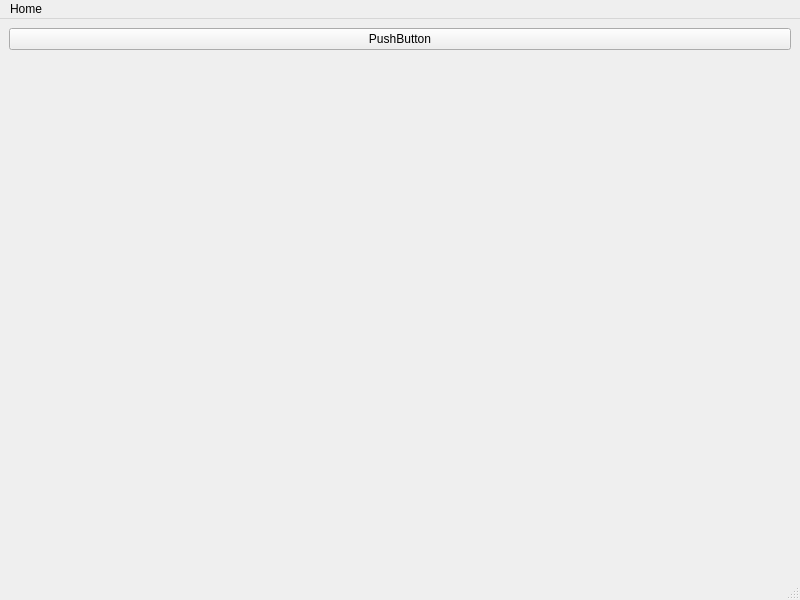
Above: frontend/RWStation/mainwindow.ui from ruslanonly/qt-railway-system before the change. Below: the same form after it.
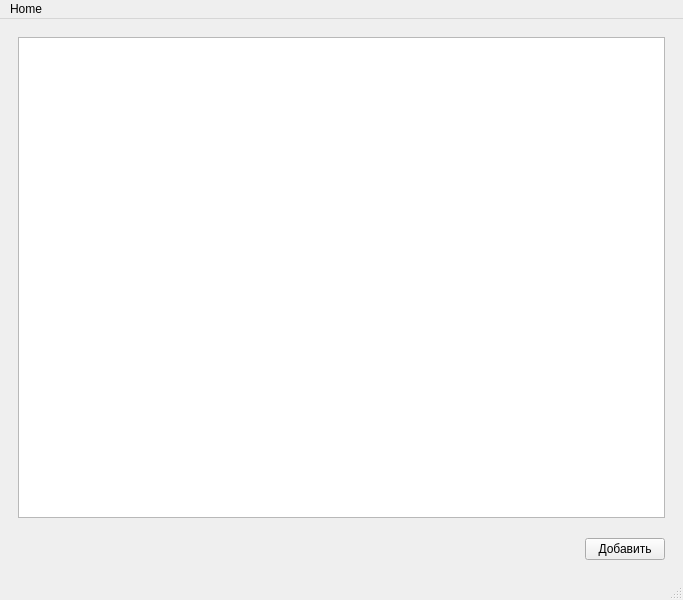
That is the form after the change.

Commit message: Change main window.

```diff
--- a/frontend/RWStation/mainwindow.ui
+++ b/frontend/RWStation/mainwindow.ui
@@ -6,7 +6,7 @@
    <rect>
     <x>0</x>
     <y>0</y>
-    <width>800</width>
+    <width>683</width>
     <height>600</height>
    </rect>
   </property>
@@ -14,28 +14,54 @@
    <string>MainWindow</string>
   </property>
   <widget class="QWidget" name="centralwidget">
-   <layout class="QVBoxLayout" name="verticalLayout">
-    <item>
      <layout class="QHBoxLayout" name="horizontalLayout">
-      <property name="sizeConstraint">
-       <enum>QLayout::SetMinimumSize</enum>
-      </property>
+    <item>
+     <widget class="QStackedWidget" name="stackedWidget">
+      <widget class="QWidget" name="HomePage">
+       <property name="sizePolicy">
+        <sizepolicy hsizetype="Expanding" vsizetype="Expanding">
+         <horstretch>0</horstretch>
+         <verstretch>0</verstretch>
+        </sizepolicy>
+       </property>
+       <layout class="QHBoxLayout" name="horizontalLayout_2">
       <item>
-       <widget class="QPushButton" name="pushButton_2">
+         <layout class="QVBoxLayout" name="verticalLayout" stretch="1,0">
+          <property name="spacing">
+           <number>20</number>
+          </property>
+          <item>
+           <widget class="QTableView" name="tableView"/>
+          </item>
+          <item>
+           <layout class="QHBoxLayout" name="horizontalLayout_8">
+            <item>
+             <spacer name="horizontalSpacer">
+              <property name="orientation">
+               <enum>Qt::Horizontal</enum>
+              </property>
+              <property name="sizeHint" stdset="0">
+               <size>
+                <width>40</width>
+                <height>20</height>
+               </size>
+              </property>
+             </spacer>
+            </item>
+            <item>
+             <widget class="QPushButton" name="pushButton_4">
         <property name="text">
-         <string>PushButton</string>
+               <string>Добавить</string>
         </property>
        </widget>
       </item>
      </layout>
     </item>
-    <item>
-     <widget class="QStackedWidget" name="pages">
-      <property name="currentIndex">
-       <number>0</number>
-      </property>
-      <widget class="QWidget" name="page"/>
-      <widget class="QWidget" name="page_2"/>
+         </layout>
+        </item>
+       </layout>
+      </widget>
+      <widget class="QWidget" name="TicketsPage"/>
      </widget>
     </item>
    </layout>
@@ -45,7 +71,7 @@
     <rect>
      <x>0</x>
      <y>0</y>
-     <width>800</width>
+     <width>683</width>
      <height>25</height>
     </rect>
    </property>
```
Lines whose indentation alone changed are shown as unchanged. The commit also changes 3 other files.
